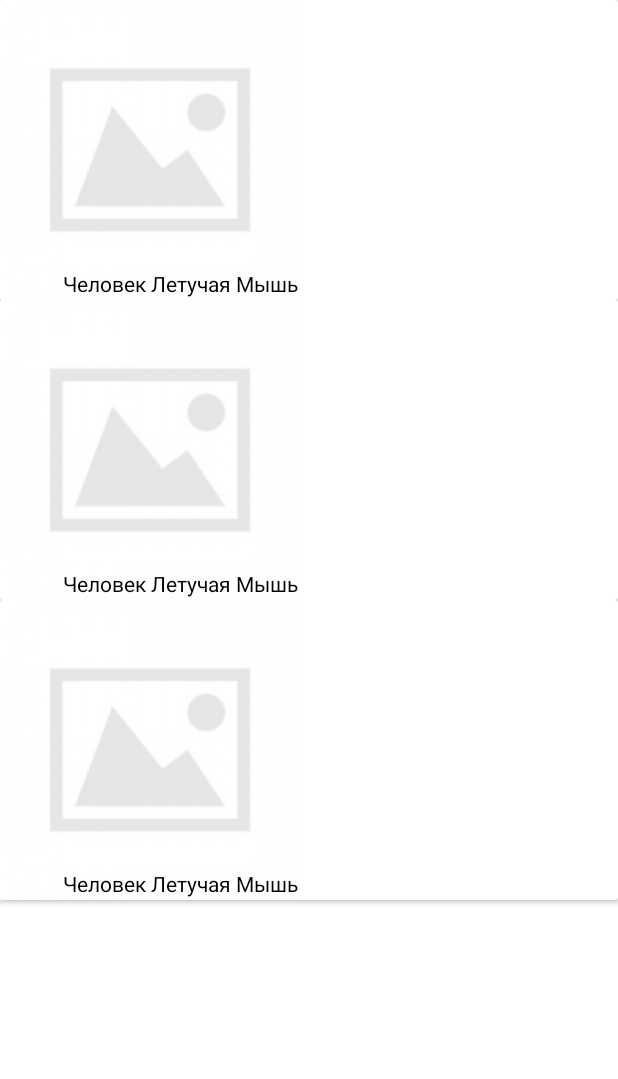
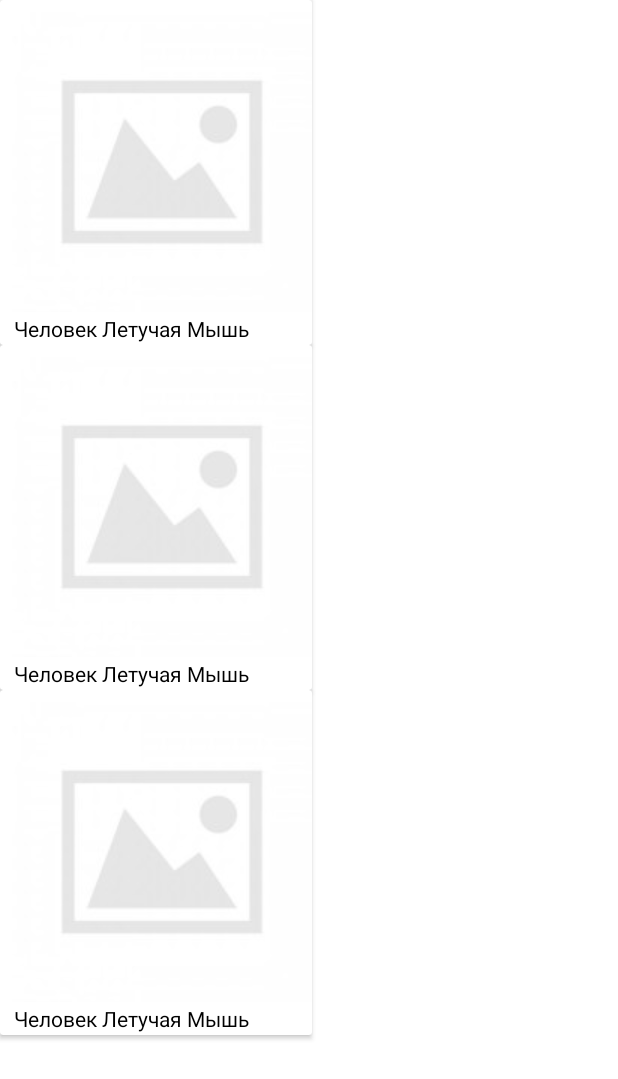
Before and after one commit to serbinav/gb_android_interview_film_viewer, an Android app: the layout fragment_films.xml on its own in the app's theme, with its tools: preview values and no code run, on a phone screen of 412 x 824 dp. Shown: the top 1079 px of the screen. Run offline under Robolectric (Android 15) with nearby library versions, the phone set to English and light mode, and no system bars.

Commit message:
добавил иконку, подправил layout, улучшил верстку item_movies

```diff
--- /dev/null
+++ b/app/src/main/res/drawable/ic_baseline_error_outline_24.xml
@@ -0,0 +1,10 @@
+<vector xmlns:android="http://schemas.android.com/apk/res/android"
+    android:width="24dp"
+    android:height="24dp"
+    android:tint="#000000"
+    android:viewportWidth="24"
+    android:viewportHeight="24">
+    <path
+        android:fillColor="@android:color/white"
+        android:pathData="M11,15h2v2h-2zM11,7h2v6h-2zM11.99,2C6.47,2 2,6.48 2,12s4.47,10 9.99,10C17.52,22 22,17.52 22,12S17.52,2 11.99,2zM12,20c-4.42,0 -8,-3.58 -8,-8s3.58,-8 8,-8 8,3.58 8,8 -3.58,8 -8,8z" />
+</vector>
--- a/app/src/main/res/layout/fragment_films.xml
+++ b/app/src/main/res/layout/fragment_films.xml
@@ -10,8 +10,8 @@
         android:id="@+id/recycler_films"
         android:layout_width="match_parent"
         android:layout_height="match_parent"
-        android:numColumns="2"
         android:fillViewport="true"
+        android:numColumns="auto_fit"
         android:scrollbars="vertical"
         app:layoutManager="androidx.recyclerview.widget.GridLayoutManager"
         app:layout_constraintBottom_toBottomOf="parent"
--- a/app/src/main/res/layout/item_movies.xml
+++ b/app/src/main/res/layout/item_movies.xml
@@ -1,12 +1,15 @@
 <?xml version="1.0" encoding="utf-8"?>
 <androidx.cardview.widget.CardView xmlns:android="http://schemas.android.com/apk/res/android"
-    android:layout_width="match_parent"
-    android:layout_height="wrap_content"
-    xmlns:tools="http://schemas.android.com/tools">
+    xmlns:tools="http://schemas.android.com/tools"
+    android:layout_width="wrap_content"
+    android:layout_height="wrap_content">
 
-    <RelativeLayout
-        android:layout_width="match_parent"
-        android:layout_height="wrap_content">
+    <LinearLayout
+        android:layout_width="wrap_content"
+        android:layout_height="wrap_content"
+        android:orientation="vertical"
+        android:paddingStart="@dimen/default_padding"
+        android:paddingTop="@dimen/default_padding">
 
         <androidx.appcompat.widget.AppCompatImageView
             android:id="@+id/image_movies"
@@ -17,19 +20,14 @@
 
         <androidx.appcompat.widget.AppCompatTextView
             android:id="@+id/name_movies"
-            android:layout_width="wrap_content"
+            android:layout_width="match_parent"
             android:layout_height="wrap_content"
-            android:layout_alignStart="@+id/image_movies"
-            android:layout_alignTop="@+id/image_movies"
-            android:layout_alignEnd="@+id/image_movies"
-            android:layout_alignBottom="@+id/image_movies"
             android:layout_marginStart="1dp"
             android:layout_marginTop="1dp"
             android:layout_marginEnd="1dp"
             android:layout_marginBottom="1dp"
-            android:gravity="end|bottom"
-            tools:text="Человек Летучая Мышь"
-            android:textColor="@color/black" />
-    </RelativeLayout>
+            android:textColor="@color/black"
+            tools:text="Человек Летучая Мышь" />
+    </LinearLayout>
 
 </androidx.cardview.widget.CardView>
--- a/app/src/main/res/values/dimens.xml
+++ b/app/src/main/res/values/dimens.xml
@@ -2,4 +2,5 @@
     <!-- Default screen margins, per the Android Design guidelines. -->
     <dimen name="activity_horizontal_margin">16dp</dimen>
     <dimen name="activity_vertical_margin">16dp</dimen>
+    <dimen name="default_padding">8dp</dimen>
 </resources>
```
